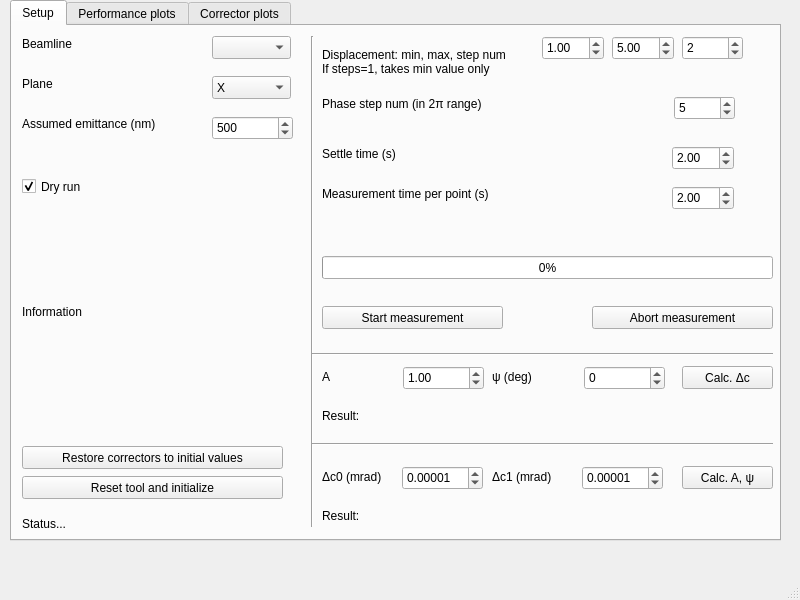
Before: the Qt Designer form gui.ui in pdijksta/014_trajectory_snail_scan, drawn with Qt 5.
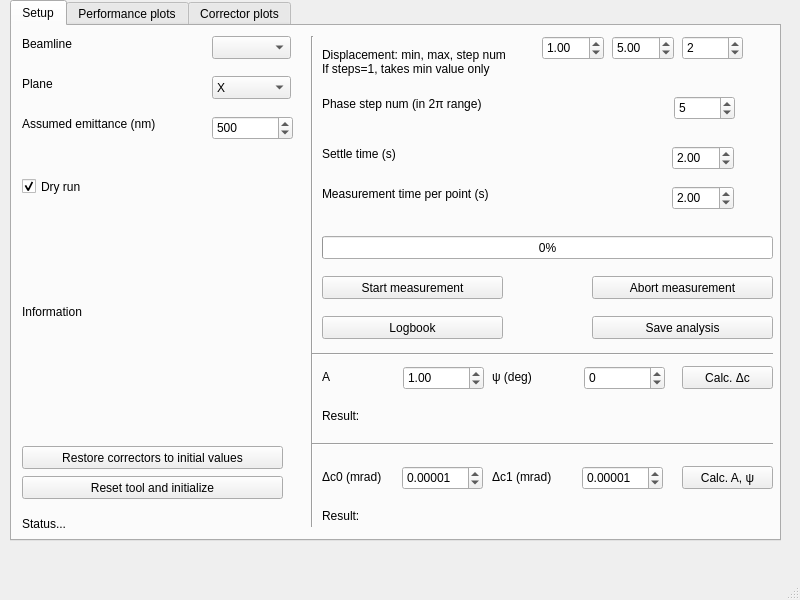
After: the same form once the commit is applied.

Patch:
```diff
--- a/gui.ui
+++ b/gui.ui
@@ -287,7 +287,7 @@
       <property name="geometry">
        <rect>
         <x>310</x>
-        <y>280</y>
+        <y>250</y>
         <width>181</width>
         <height>23</height>
        </rect>
@@ -568,7 +568,7 @@
       <property name="geometry">
        <rect>
         <x>580</x>
-        <y>280</y>
+        <y>250</y>
         <width>181</width>
         <height>23</height>
        </rect>
@@ -581,7 +581,7 @@
       <property name="geometry">
        <rect>
         <x>310</x>
-        <y>230</y>
+        <y>210</y>
         <width>451</width>
         <height>23</height>
        </rect>
@@ -590,6 +590,32 @@
        <number>0</number>
       </property>
      </widget>
+     <widget class="QPushButton" name="LogbookButton">
+      <property name="geometry">
+       <rect>
+        <x>310</x>
+        <y>290</y>
+        <width>181</width>
+        <height>23</height>
+       </rect>
+      </property>
+      <property name="text">
+       <string>Logbook</string>
+      </property>
+     </widget>
+     <widget class="QPushButton" name="SaveAnalysisButton">
+      <property name="geometry">
+       <rect>
+        <x>580</x>
+        <y>290</y>
+        <width>181</width>
+        <height>23</height>
+       </rect>
+      </property>
+      <property name="text">
+       <string>Save analysis</string>
+      </property>
+     </widget>
     </widget>
     <widget class="QWidget" name="tab_2">
      <attribute name="title">
```
